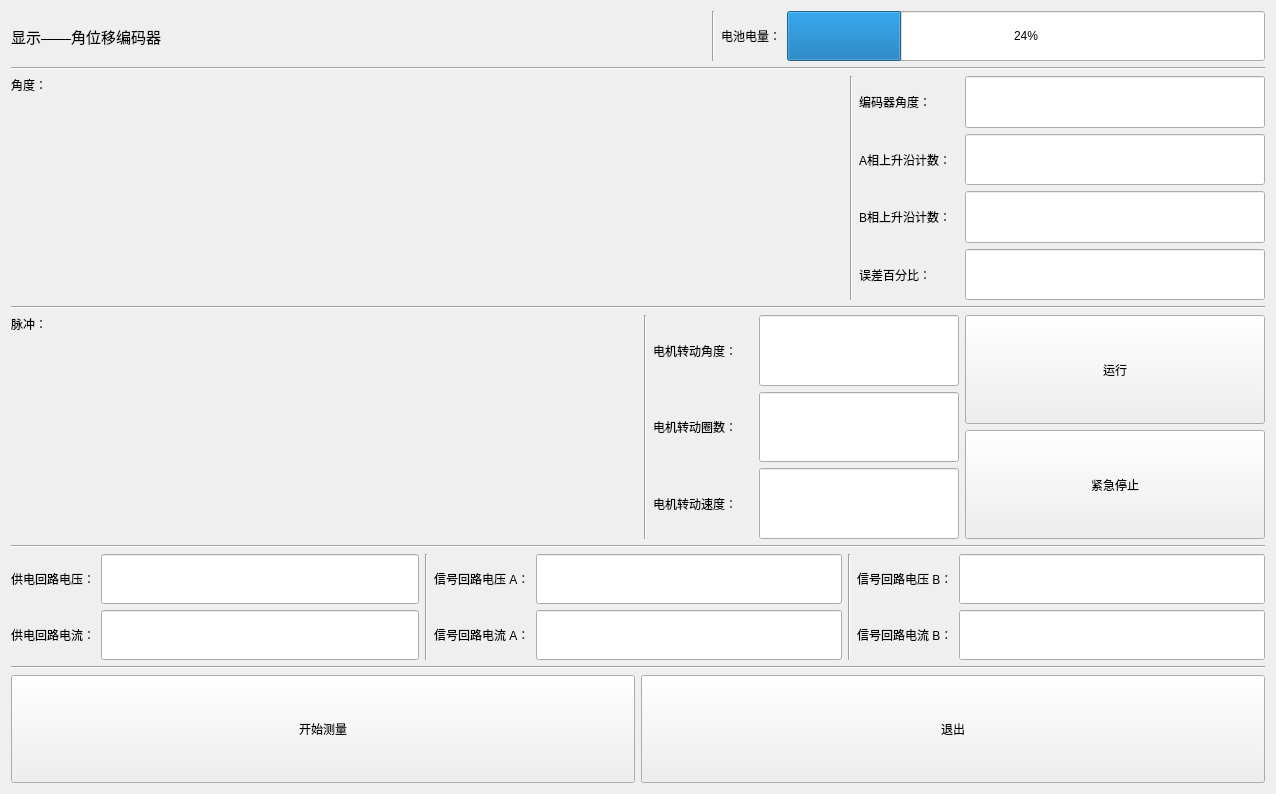
Above: ui_show/showwin_angleencoder.ui from Dirck-YHP/Proj_sensor_detect before the change. Below: the same form after it.
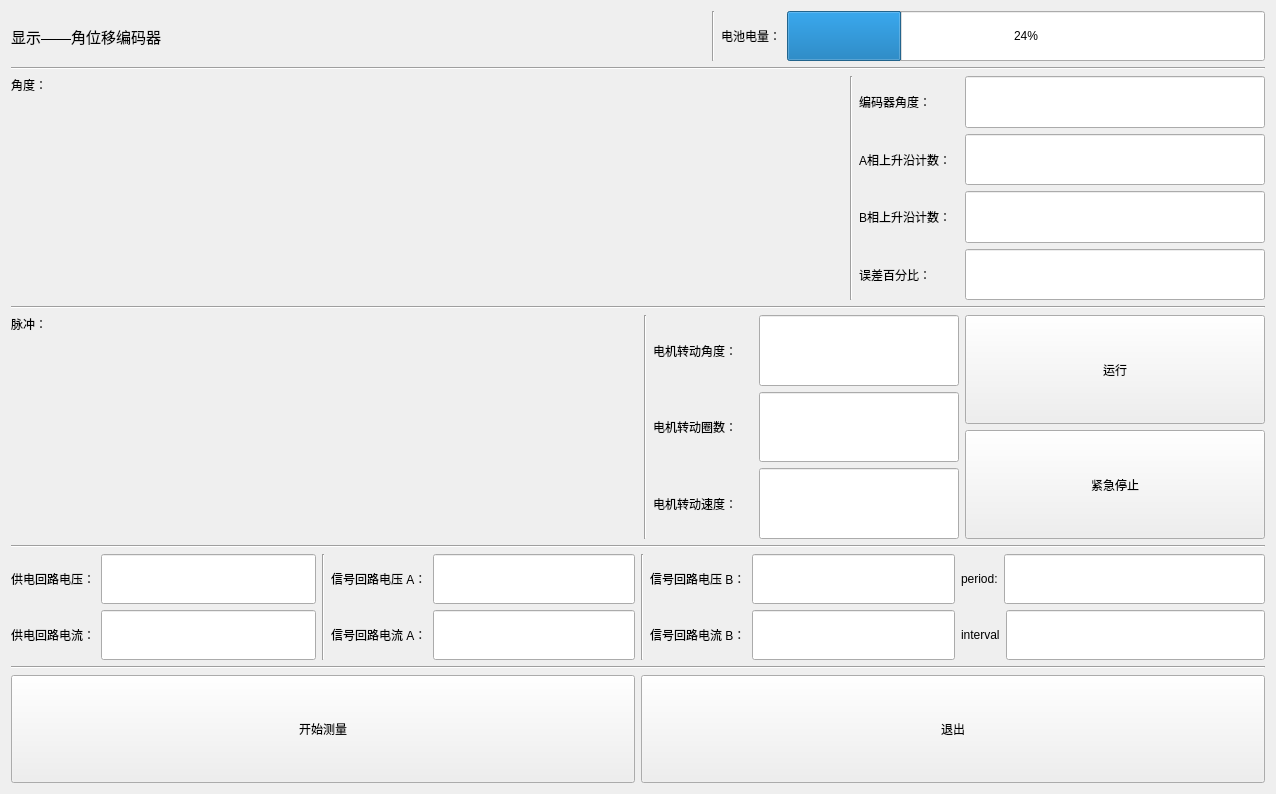
That is the form after the change. Custom widgets are drawn as their Qt base class.

Patch:
```diff
--- a/ui_show/showwin_angleencoder.ui
+++ b/ui_show/showwin_angleencoder.ui
@@ -21,7 +21,7 @@
   </property>
   <layout class="QGridLayout" name="gridLayout">
    <item row="0" column="0">
-    <layout class="QVBoxLayout" name="verticalLayout_9">
+    <layout class="QVBoxLayout" name="verticalLayout_10">
      <item>
       <layout class="QHBoxLayout" name="horizontalLayout_17">
        <item>
@@ -730,6 +730,64 @@
          </item>
         </layout>
        </item>
+       <item>
+        <layout class="QVBoxLayout" name="verticalLayout_9">
+         <item>
+          <layout class="QHBoxLayout" name="horizontalLayout_22">
+           <item>
+            <widget class="QLabel" name="label_18">
+             <property name="text">
+              <string>period:</string>
+             </property>
+            </widget>
+           </item>
+           <item>
+            <widget class="QLineEdit" name="lineE_period">
+             <property name="sizePolicy">
+              <sizepolicy hsizetype="Expanding" vsizetype="Preferred">
+               <horstretch>0</horstretch>
+               <verstretch>0</verstretch>
+              </sizepolicy>
+             </property>
+             <property name="maximumSize">
+              <size>
+               <width>16777215</width>
+               <height>50</height>
+              </size>
+             </property>
+            </widget>
+           </item>
+          </layout>
+         </item>
+         <item>
+          <layout class="QHBoxLayout" name="horizontalLayout_23">
+           <item>
+            <widget class="QLabel" name="label_19">
+             <property name="text">
+              <string>interval</string>
+             </property>
+            </widget>
+           </item>
+           <item>
+            <widget class="QLineEdit" name="lineE_two_edge_sep">
+             <property name="sizePolicy">
+              <sizepolicy hsizetype="Expanding" vsizetype="Preferred">
+               <horstretch>0</horstretch>
+               <verstretch>0</verstretch>
+              </sizepolicy>
+             </property>
+             <property name="maximumSize">
+              <size>
+               <width>16777215</width>
+               <height>50</height>
+              </size>
+             </property>
+            </widget>
+           </item>
+          </layout>
+         </item>
+        </layout>
+       </item>
       </layout>
      </item>
      <item>
```
